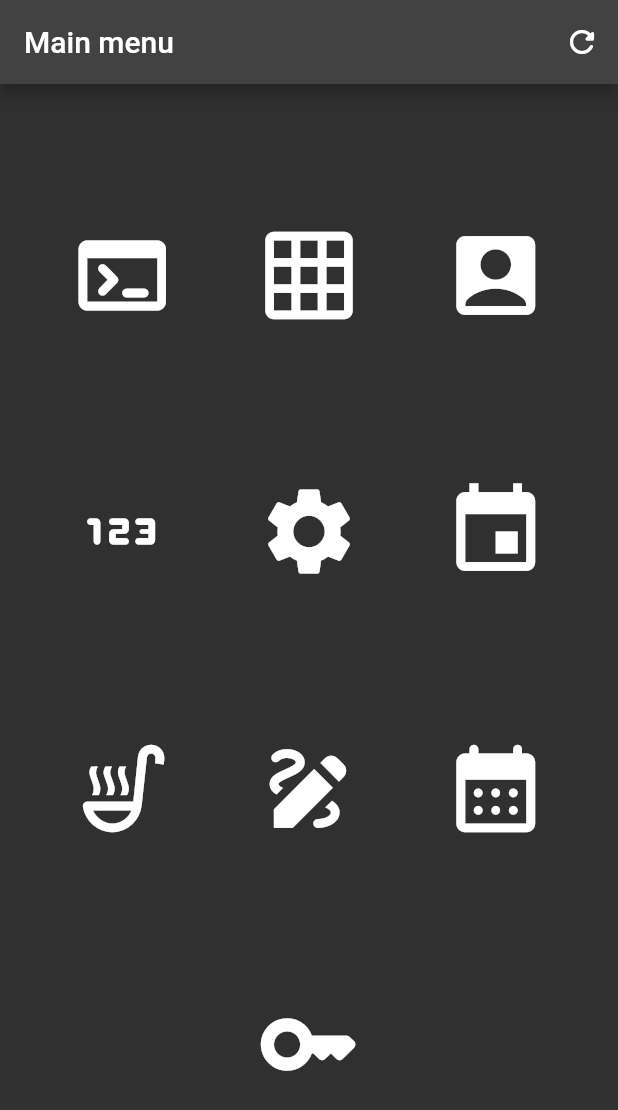
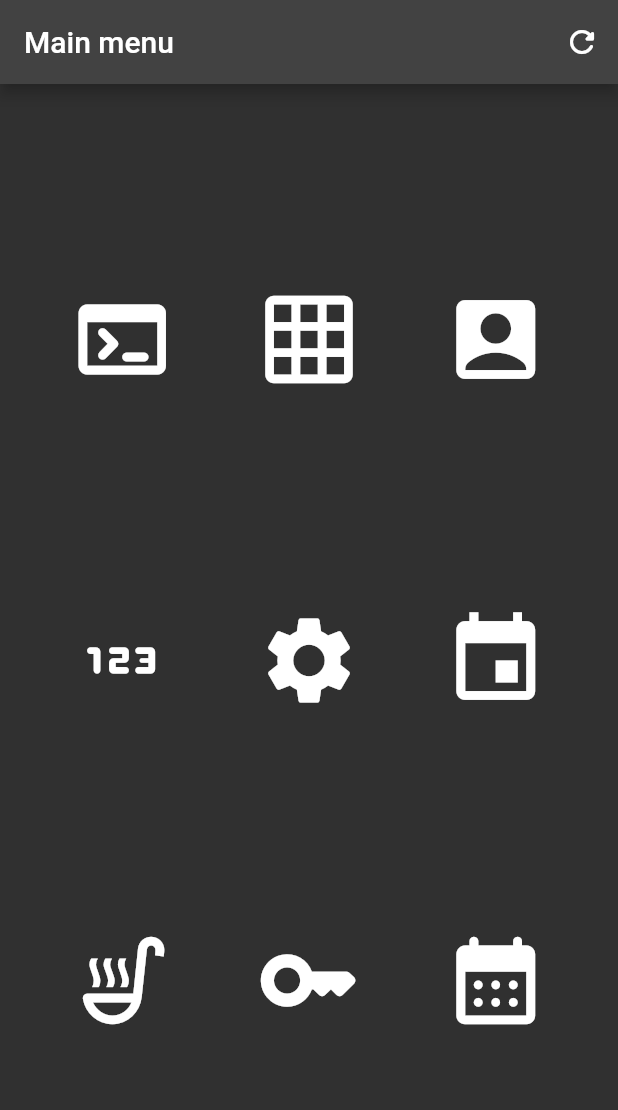
Before and after one commit to anteat3r/kleofas2, a Flutter app: the screen it shows after launch, on a phone screen of 412 x 824 dp. Shown: the top 1110 px of the screen. Run offline on Flutter 3.47's test engine with Material 2 defaults, Android fonts, the phone set to English and light mode, and no system bars; our stand-ins replace file_picker, flutter_colorpicker, flutter_local_notifications, hive_flutter, html_unescape, image_picker and 1 more; missing offline and left inert: mobile_scanner, result_type, universal_html, workmanager; accounts and stored records are empty; statements that could not run were skipped.

Commit message:
minor changes

```diff
--- a/lib/devpage.dart
+++ b/lib/devpage.dart
@@ -146,7 +146,7 @@ class InspectStorageWidget extends StatelessWidget {
             controller: outputController,
             maxLines: null,
             decoration: const InputDecoration(
-              labelText: 'Storage Path'
+              labelText: 'Storage Data'
             ),
           ),
         ],
--- a/lib/homepage.dart
+++ b/lib/homepage.dart
@@ -9,8 +9,6 @@ import 'events.dart';
 import 'menu.dart';
 import 'calendar.dart';
 import 'password.dart';
-import 'drawing.dart';
-import 'user.dart';
 
 class HomePage extends StatefulWidget {
   const HomePage({super.key});
@@ -98,8 +96,8 @@ class _HomePageState extends State<HomePage> {
                     iconSize: 70,
                   ),
                   IconButton(
-                    onPressed: () {Navigator.push(context, MaterialPageRoute(builder: (context) => const DrawingPage()));},
-                    icon: const Icon(Icons.draw,),
+                    onPressed: () {Navigator.push(context, MaterialPageRoute(builder: (context) => const PasswordPage()));},
+                    icon: const Icon(Icons.key_rounded,),
                     iconSize: 70,
                   ),
                   IconButton(
@@ -109,21 +107,21 @@ class _HomePageState extends State<HomePage> {
                   ),
                 ],
               ),
-              Row(
-                mainAxisAlignment: MainAxisAlignment.spaceEvenly,
-                children: <IconButton>[
-                  IconButton(
-                    onPressed: () {Navigator.push(context, MaterialPageRoute(builder: (context) => const PasswordPage()));},
-                    icon: const Icon(Icons.key_rounded,),
-                    iconSize: 70,
-                  ),
-                  if (hasPassword('kleofas', 'password')) IconButton(
-                    onPressed: () {Navigator.push(context, MaterialPageRoute(builder: (context) => const UserPage()));},
-                    icon: const Icon(Icons.account_circle_rounded,),
-                    iconSize: 70,
-                  ),
-                ],
-              ),
+              // Row(
+              //   mainAxisAlignment: MainAxisAlignment.spaceEvenly,
+              //   children: <IconButton>[
+              //     IconButton(
+              //       onPressed: () {Navigator.push(context, MaterialPageRoute(builder: (context) => const PasswordPage()));},
+              //       icon: const Icon(Icons.key_rounded,),
+              //       iconSize: 70,
+              //     ),
+              //     // if (hasPassword('kleofas', 'password')) IconButton(
+              //     //   onPressed: () {Navigator.push(context, MaterialPageRoute(builder: (context) => const UserPage()));},
+              //     //   icon: const Icon(Icons.account_circle_rounded,),
+              //     //   iconSize: 70,
+              //     // ),
+              //   ],
+              // ),
             ],
           ),
         ),
--- a/lib/storage.dart
+++ b/lib/storage.dart
@@ -375,6 +375,7 @@ bool isEventInvolved (Map event, dynamic date) {
   if (date.runtimeType == DateTime) {
     stringDate = date.toIso8601String().split('T').first;
   }
+  stringDate = stringDate.split('T').first;
   // print('$date -> "$stringDate"');
   if (event.containsKey('time')) {
     return event['time'].toString().contains(stringDate);
@@ -432,7 +433,7 @@ void showTaskDialog (BuildContext context, void Function(void Function()) setSta
                 if (task?['author'] != null) RichText(text: TextSpan(
                   children: [
                     const TextSpan(text: 'Author: ', style: TextStyle(fontWeight: FontWeight.bold)),
-                    TextSpan(text: removeQuotes(task!['expand']['"author"'][0]['"name"']))
+                    TextSpan(text: removeQuotes(task!['expand']['"author"'][0]['"username"']))
                   ]
                 )),
                 if (!editing && task?['time'] != null) RichText(text: TextSpan(
```
Also changed, not shown: lib/day.dart (+43 -15 lines), lib/events.dart (+16 -12 lines).
